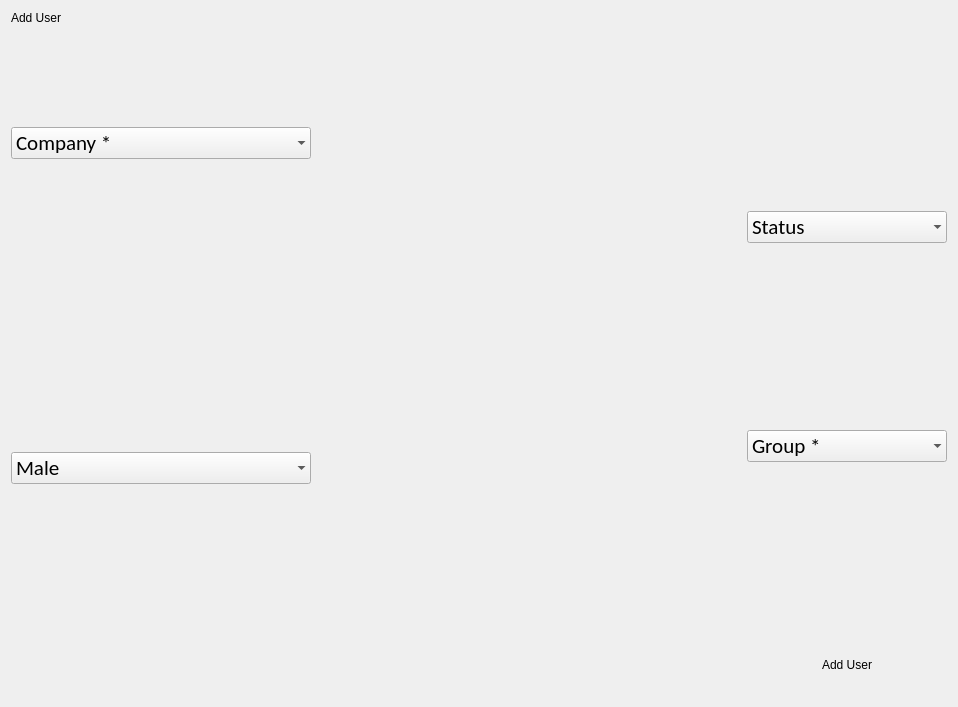
Before: the Qt Designer form StockManager/People/f_adduser.ui in ashraf-kx/stock-manager, drawn with Qt 5.
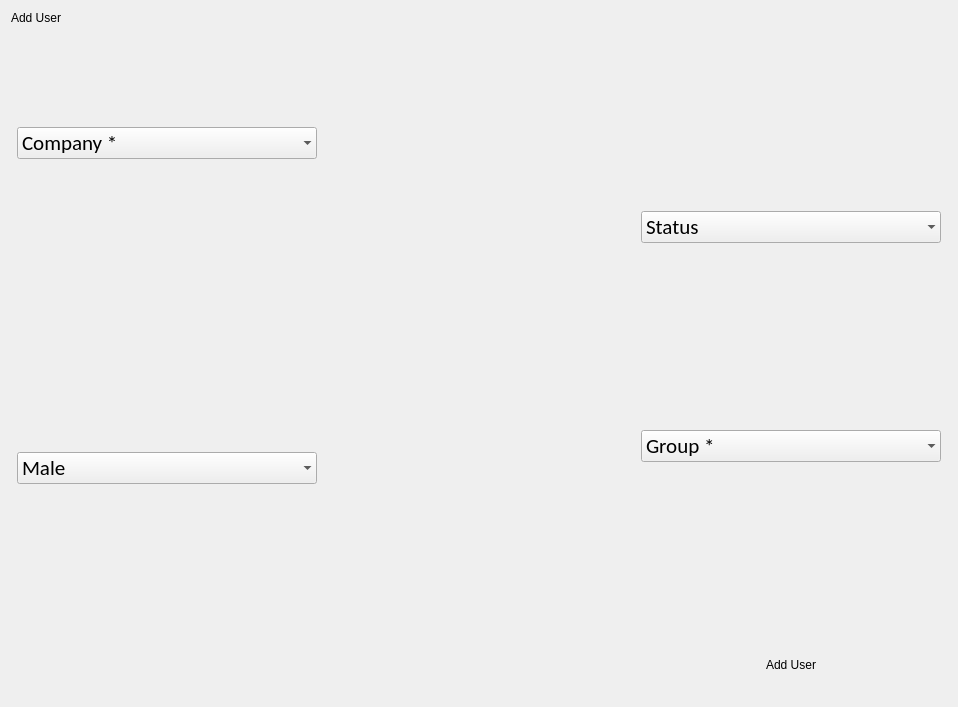
After: the same form once the commit is applied. Custom widgets are drawn as their Qt base class.

```diff
--- a/StockManager/People/f_adduser.ui
+++ b/StockManager/People/f_adduser.ui
@@ -23,6 +23,19 @@
    </item>
    <item>
     <layout class="QHBoxLayout" name="horizontalLayout">
+     <item>
+      <spacer name="horizontalSpacer_4">
+       <property name="orientation">
+        <enum>Qt::Horizontal</enum>
+       </property>
+       <property name="sizeHint" stdset="0">
+        <size>
+         <width>40</width>
+         <height>20</height>
+        </size>
+       </property>
+      </spacer>
+     </item>
      <item>
       <layout class="QVBoxLayout" name="layoutLeftSide">
        <item>
@@ -597,7 +610,7 @@
         <widget class="QComboBox" name="Cb_status">
          <property name="minimumSize">
           <size>
-           <width>200</width>
+           <width>300</width>
            <height>25</height>
           </size>
          </property>
@@ -677,7 +690,7 @@
         <widget class="QComboBox" name="Cb_group">
          <property name="minimumSize">
           <size>
-           <width>0</width>
+           <width>300</width>
            <height>25</height>
           </size>
          </property>
@@ -752,6 +765,19 @@
        </item>
       </layout>
      </item>
+     <item>
+      <spacer name="horizontalSpacer_5">
+       <property name="orientation">
+        <enum>Qt::Horizontal</enum>
+       </property>
+       <property name="sizeHint" stdset="0">
+        <size>
+         <width>40</width>
+         <height>20</height>
+        </size>
+       </property>
+      </spacer>
+     </item>
     </layout>
    </item>
    <item>
```
Left out of the diff: 56 changed lines with no effect on the pictures.
